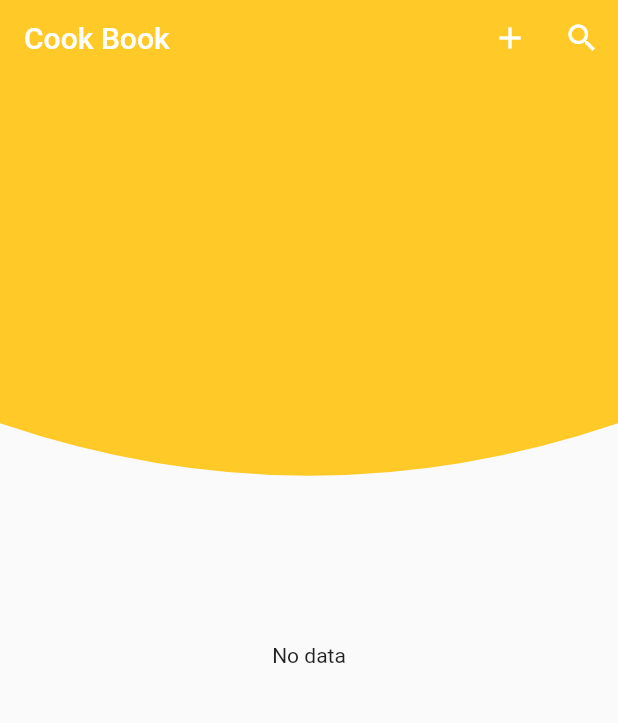
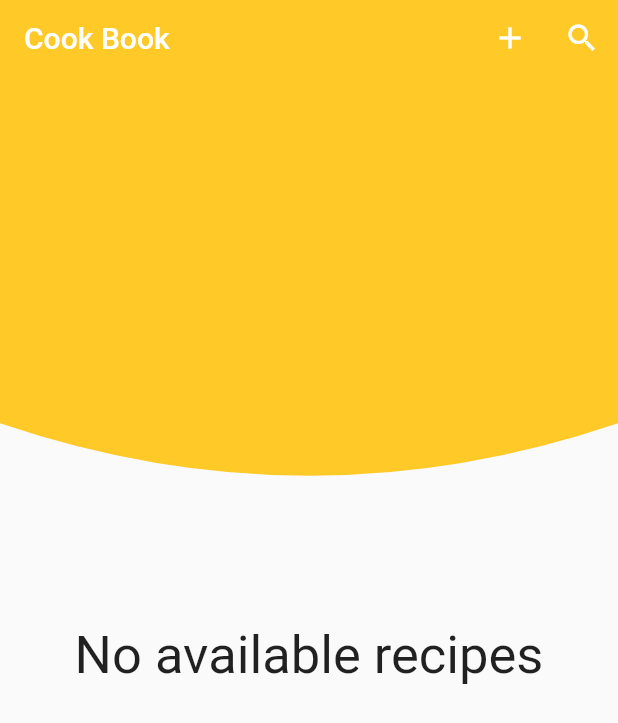
Before and after one commit to oOPoloOo/Recipes-App, a Flutter app: the screen it shows after launch, on a phone screen of 412 x 824 dp. Shown: the top 723 px of the screen. Run offline on Flutter 3.47's test engine with Material 2 defaults, Android fonts, the phone set to English and light mode, and no system bars; our stand-ins replace bloc, cloud_firestore, equatable, file_picker, firebase_core, firebase_storage and 6 more; missing offline and left inert: duration_picker; accounts and stored records are empty.

Commit message:
Small work

```diff
--- a/lib/model/models.dart
+++ b/lib/model/models.dart
@@ -1,3 +1,2 @@
 export 'recipe.model.dart';
-export 'recipe.details.model.dart';
 export 'photo.info.dart';
--- a/lib/screens/home_screen.dart
+++ b/lib/screens/home_screen.dart
@@ -10,6 +10,7 @@ import 'package:recipes_app/widgets/widgets.export.dart';
 import 'package:recipes_app/helpers/curved.background.line.dart';
 import 'package:flutter_bloc/flutter_bloc.dart';
 import 'package:recipes_app/features/database/bloc/database_bloc.dart';
+import 'package:recipes_app/widgets/styles/styles.dart';
 
 
 
@@ -19,6 +20,8 @@ class HomeScreen extends StatelessWidget{
 final DatabaseServices database = DatabaseServices();
 final StorageServices storage = StorageServices();
 final RecipeTile rTile = RecipeTile();
+final CustomStyles style = CustomStyles();
+
 var backColor = Colors.amber[400];
   @override
   Widget build(BuildContext context) {
@@ -42,11 +45,7 @@ var backColor = Colors.amber[400];
                         ],
                       ),
                 ),
-        body:
-        // SafeArea(
-        //   child:
-          Stack(
-
+        body: Stack(
             children: <Widget> [
               ClipPath(
                 clipper: CurvedClipPath(),
@@ -77,13 +76,16 @@ var backColor = Colors.amber[400];
                         }
                         else if (state is DatabaseLoaded) {
                           if (state.listOfRecipeData.isEmpty) {
-                            return const Center(
-                              child: Text("No data"),
+                            return  Center(
+                              child: Text(
+                                "No available recipes",
+                                style: style.noAvailable(),
+                                ),
                             );
                           }
                           else
                           {
-                            //display list
+                            //Display list
                             final recipes = state.listOfRecipeData;
                              return ListView(
                                  // ENABLE REFRESH INDICATOR
@@ -101,7 +103,6 @@ var backColor = Colors.amber[400];
                   ),
               ]
             ),
-        // )
-      );
+        );
+      }
     }
-  }
--- /dev/null
+++ b/lib/widgets/styles/styles.dart
@@ -0,0 +1,25 @@
+
+
+// ignore_for_file: prefer_const_constructors
+
+import 'package:flutter/material.dart';
+
+class CustomStyles {
+
+
+  TextStyle mealNameButton() =>
+    TextStyle(fontSize: 25, fontWeight: FontWeight.bold);
+
+  TextStyle descriptionButton() =>
+    TextStyle(fontSize: 19);
+
+  TextStyle yellowButton() =>
+    TextStyle(fontSize: 25, fontWeight: FontWeight.w600, color: Colors.black54);
+
+  TextStyle time() =>
+    TextStyle(fontSize: 30);
+
+  TextStyle noAvailable() =>
+    TextStyle(fontSize: 35);
+
+}
```
Also changed, not shown: lib/screens/add.recipe.screen.dart (+11 -11 lines), lib/screens/recipe.details.screen.dart (+24 -33 lines), lib/widgets/recipe.widget.dart (+32 -1 lines), lib/model/recipe.details.model.dart (deleted).
